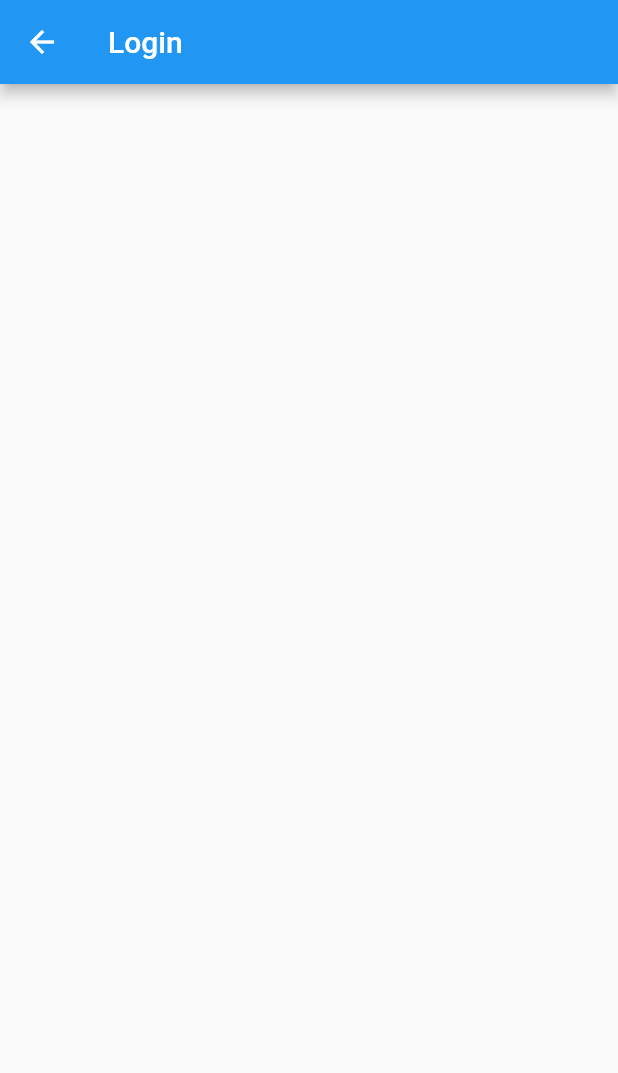
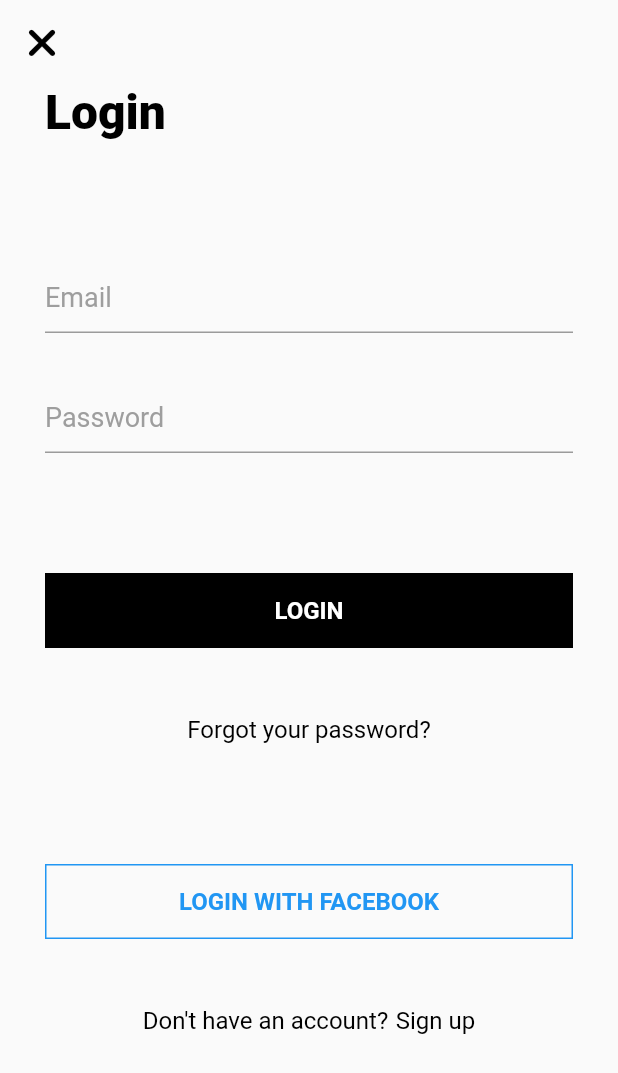
Before and after one commit to Davisdavy/flutter_dating, a Flutter app: the screen it shows after launch, after a tap on "Login", on a phone screen of 412 x 824 dp. Shown: the top 1073 px of the screen. Run offline on Flutter 3.47's test engine with Material 2 defaults, Android fonts, the phone set to English and light mode, and no system bars; our stand-ins replace font_awesome_flutter; network calls fail.

Commit message:
Login repository

```diff
--- /dev/null
+++ b/lib/models/user_model.dart
@@ -0,0 +1,561 @@
+// To parse this JSON data, do
+//
+//     final userModel = userModelFromJson(jsonString);
+
+import 'dart:convert';
+
+UserModel userModelFromJson(String str) => UserModel.fromJson(json.decode(str));
+
+String userModelToJson(UserModel data) => json.encode(data.toJson());
+
+class UserModel {
+  UserModel({
+    this.error,
+    this.message,
+    this.data,
+  });
+
+  bool? error;
+  String? message;
+  Data? data;
+
+  factory UserModel.fromJson(Map<String, dynamic> json) => UserModel(
+    error: json["error"],
+    message: json["message"],
+    data: Data.fromJson(json["data"]),
+  );
+
+  Map<String, dynamic> toJson() => {
+    "error": error,
+    "message": message,
+    "data": data!.toJson(),
+  };
+}
+
+class Company {
+  Company({
+    this.id,
+    this.oldId,
+    this.identifier,
+    this.refNumber,
+    this.name,
+    this.slug,
+    this.email,
+    this.aboutUs,
+    this.natureOfBusiness,
+    this.numberOfEmployees,
+    this.yearOfEstablishment,
+    this.entityId,
+    this.addedBy,
+    this.previouslyAddedBy,
+    this.referralSourceId,
+    this.isActive,
+    this.verified,
+    this.verifiedBy,
+    this.verifiedAt,
+    this.promoCode,
+    this.seoTitle,
+    this.seoDescription,
+    this.seoText,
+    this.createdAt,
+    this.updatedAt,
+    this.shopActivatedAt,
+    this.shopDeactivatedAt,
+    this.shopRevokedAt,
+    this.shopReactivatedAt,
+    this.shopStatus,
+    this.companyAdmin,
+    this.pivot,
+  });
+
+  int? id;
+  int? oldId;
+  String? identifier;
+  String? refNumber;
+  String? name;
+  String? slug;
+  String? email;
+  String? aboutUs;
+  String? natureOfBusiness;
+  int? numberOfEmployees;
+  int? yearOfEstablishment;
+  int? entityId;
+  int? addedBy;
+  dynamic previouslyAddedBy;
+  int? referralSourceId;
+  int? isActive;
+  int? verified;
+  dynamic verifiedBy;
+  dynamic verifiedAt;
+  dynamic promoCode;
+  dynamic seoTitle;
+  dynamic seoDescription;
+  dynamic seoText;
+  DateTime? createdAt;
+  DateTime? updatedAt;
+  dynamic shopActivatedAt;
+  dynamic shopDeactivatedAt;
+  dynamic shopRevokedAt;
+  dynamic shopReactivatedAt;
+  int? shopStatus;
+  Data? companyAdmin;
+  DataPivot? pivot;
+
+  factory Company.fromJson(Map<String, dynamic> json) => Company(
+    id: json["id"],
+    oldId: json["old_id"],
+    identifier: json["identifier"],
+    refNumber: json["ref_number"],
+    name: json["name"],
+    slug: json["slug"],
+    email: json["email"],
+    aboutUs: json["about_us"],
+    natureOfBusiness: json["nature_of_business"],
+    numberOfEmployees: json["number_of_employees"],
+    yearOfEstablishment: json["year_of_establishment"],
+    entityId: json["entity_id"],
+    addedBy: json["added_by"],
+    previouslyAddedBy: json["previously_added_by"],
+    referralSourceId: json["referral_source_id"],
+    isActive: json["is_active"],
+    verified: json["verified"],
+    verifiedBy: json["verified_by"],
+    verifiedAt: json["verified_at"],
+    promoCode: json["promo_code"],
+    seoTitle: json["seo_title"],
+    seoDescription: json["seo_description"],
+    seoText: json["seo_text"],
+    createdAt: DateTime.parse(json["created_at"]),
+    updatedAt: DateTime.parse(json["updated_at"]),
+    shopActivatedAt: json["shop_activated_at"],
+    shopDeactivatedAt: json["shop_deactivated_at"],
+    shopRevokedAt: json["shop_revoked_at"],
+    shopReactivatedAt: json["shop_reactivated_at"],
+    shopStatus: json["shop_status"],
+    companyAdmin: Data.fromJson(json["company_admin"]),
+    pivot: DataPivot.fromJson(json["pivot"]),
+  );
+
+  Map<String, dynamic> toJson() => {
+    "id": id,
+    "old_id": oldId,
+    "identifier": identifier,
+    "ref_number": refNumber,
+    "name": name,
+    "slug": slug,
+    "email": email,
+    "about_us": aboutUs,
+    "nature_of_business": natureOfBusiness,
+    "number_of_employees": numberOfEmployees,
+    "year_of_establishment": yearOfEstablishment,
+    "entity_id": entityId,
+    "added_by": addedBy,
+    "previously_added_by": previouslyAddedBy,
+    "referral_source_id": referralSourceId,
+    "is_active": isActive,
+    "verified": verified,
+    "verified_by": verifiedBy,
+    "verified_at": verifiedAt,
+    "promo_code": promoCode,
+    "seo_title": seoTitle,
+    "seo_description": seoDescription,
+    "seo_text": seoText,
+    "created_at": createdAt!.toIso8601String(),
+    "updated_at": updatedAt!.toIso8601String(),
+    "shop_activated_at": shopActivatedAt,
+    "shop_deactivated_at": shopDeactivatedAt,
+    "shop_revoked_at": shopRevokedAt,
+    "shop_reactivated_at": shopReactivatedAt,
+    "shop_status": shopStatus,
+    "company_admin": companyAdmin!.toJson(),
+    "pivot": pivot!.toJson(),
+  };
+}
+
+class Data {
+  Data({
+    this.id,
+    this.oldId,
+    this.identifier,
+    this.firstname,
+    this.lastname,
+    this.email,
+    this.phoneNumber,
+    this.altPhoneNumber,
+    this.username,
+    this.emailVerifiedAt,
+    this.avatar,
+    this.verified,
+    this.active,
+    this.addedBy,
+    this.countryId,
+    this.createdAt,
+    this.updatedAt,
+    this.currentSelectedCompanyUserRoleId,
+    this.currentSelectedCompanyId,
+    this.googleId,
+    this.phoneNumberVerifiedAt,
+    this.otp,
+    this.otpExpiresAt,
+    this.deletedAt,
+    this.emailOtp,
+    this.emailOtpExpiresAt,
+    this.reason,
+    this.region,
+    this.areaName,
+    this.deliveryType,
+    this.myRoles,
+    this.shippingAddress,
+    this.billingAddress,
+    this.companies,
+    this.roles,
+    this.pivot,
+  });
+
+  int? id;
+  int? oldId;
+  String? identifier;
+  String? firstname;
+  String? lastname;
+  String? email;
+  String? phoneNumber;
+  String? altPhoneNumber;
+  String? username;
+  DateTime? emailVerifiedAt;
+  String? avatar;
+  int? verified;
+  int? active;
+  int? addedBy;
+  int? countryId;
+  DateTime? createdAt;
+  DateTime? updatedAt;
+  int? currentSelectedCompanyUserRoleId;
+  int? currentSelectedCompanyId;
+  dynamic googleId;
+  DateTime? phoneNumberVerifiedAt;
+  dynamic otp;
+  dynamic otpExpiresAt;
+  dynamic deletedAt;
+  dynamic emailOtp;
+  dynamic emailOtpExpiresAt;
+  dynamic reason;
+  dynamic region;
+  dynamic areaName;
+  dynamic deliveryType;
+  List<Role>? myRoles;
+  List<ShippingAddress>? shippingAddress;
+  List<BillingAddress>? billingAddress;
+  List<Company>? companies;
+  List<Role>? roles;
+  DataPivot? pivot;
+
+  factory Data.fromJson(Map<String, dynamic> json) => Data(
+    id: json["id"],
+    oldId: json["old_id"],
+    identifier: json["identifier"],
+    firstname: json["firstname"],
+    lastname: json["lastname"],
+    email: json["email"],
+    phoneNumber: json["phone_number"],
+    altPhoneNumber: json["alt_phone_number"],
+    username: json["username"],
+    emailVerifiedAt: DateTime.parse(json["email_verified_at"]),
+    avatar: json["avatar"],
+    verified: json["verified"],
+    active: json["active"],
+    addedBy: json["added_by"],
+    countryId: json["country_id"],
+    createdAt: DateTime.parse(json["created_at"]),
+    updatedAt: DateTime.parse(json["updated_at"]),
+    currentSelectedCompanyUserRoleId: json["current_selected_company_user_role_id"],
+    currentSelectedCompanyId: json["current_selected_company_id"],
+    googleId: json["google_id"],
+    phoneNumberVerifiedAt: DateTime.parse(json["phone_number_verified_at"]),
+    otp: json["otp"],
+    otpExpiresAt: json["otp_expires_at"],
+    deletedAt: json["deleted_at"],
+    emailOtp: json["email_otp"],
+    emailOtpExpiresAt: json["email_otp_expires_at"],
+    reason: json["reason"],
+    region: json["region"],
+    areaName: json["area_name"],
+    deliveryType: json["delivery_type"],
+    myRoles: json["my_roles"] == null ? null : List<Role>.from(json["my_roles"].map((x) => Role.fromJson(x))),
+    shippingAddress: List<ShippingAddress>.from(json["shipping_address"].map((x) => ShippingAddress.fromJson(x))),
+    billingAddress: List<BillingAddress>.from(json["billing_address"].map((x) => BillingAddress.fromJson(x))),
+    companies: json["companies"] == null ? null : List<Company>.from(json["companies"].map((x) => Company.fromJson(x))),
+    roles: json["roles"] == null ? null : List<Role>.from(json["roles"].map((x) => Role.fromJson(x))),
+    pivot: json["pivot"] == null ? null : DataPivot.fromJson(json["pivot"]),
+  );
+
+  Map<String, dynamic> toJson() => {
+    "id": id,
+    "old_id": oldId,
+    "identifier": identifier,
+    "firstname": firstname,
+    "lastname": lastname,
+    "email": email,
+    "phone_number": phoneNumber,
+    "alt_phone_number": altPhoneNumber,
+    "username": username,
+    "email_verified_at": emailVerifiedAt!.toIso8601String(),
+    "avatar": avatar,
+    "verified": verified,
+    "active": active,
+    "added_by": addedBy,
+    "country_id": countryId,
+    "created_at": createdAt!.toIso8601String(),
+    "updated_at": updatedAt!.toIso8601String(),
+    "current_selected_company_user_role_id": currentSelectedCompanyUserRoleId,
+    "current_selected_company_id": currentSelectedCompanyId,
+    "google_id": googleId,
+    "phone_number_verified_at": phoneNumberVerifiedAt!.toIso8601String(),
+    "otp": otp,
+    "otp_expires_at": otpExpiresAt,
+    "deleted_at": deletedAt,
+    "email_otp": emailOtp,
+    "email_otp_expires_at": emailOtpExpiresAt,
+    "reason": reason,
+    "region": region,
+    "area_name": areaName,
+    "delivery_type": deliveryType,
+    "my_roles": myRoles == null ? null : List<dynamic>.from(myRoles!.map((x) => x.toJson())),
+    "shipping_address": List<dynamic>.from(shippingAddress!.map((x) => x.toJson())),
+    "billing_address": List<dynamic>.from(billingAddress!.map((x) => x.toJson())),
+    "companies": companies == null ? null : List<dynamic>.from(companies!.map((x) => x.toJson())),
+    "roles": roles == null ? null : List<dynamic>.from(roles!.map((x) => x.toJson())),
+    "pivot": pivot == null ? null : pivot!.toJson(),
+  };
+}
+
+class DataPivot {
+  DataPivot({
+    this.companyId,
+    this.userId,
+    this.createdAt,
+    this.updatedAt,
+    this.role,
+  });
+
+  int? companyId;
+  int? userId;
+  DateTime? createdAt;
+  DateTime? updatedAt;
+  String? role;
+
+  factory DataPivot.fromJson(Map<String, dynamic> json) => DataPivot(
+    companyId: json["company_id"],
+    userId: json["user_id"],
+    createdAt: DateTime.parse(json["created_at"]),
+    updatedAt: DateTime.parse(json["updated_at"]),
+    role: json["role"],
+  );
+
+  Map<String, dynamic> toJson() => {
+    "company_id": companyId,
+    "user_id": userId,
+    "created_at": createdAt!.toIso8601String(),
+    "updated_at": updatedAt!.toIso8601String(),
+    "role": role,
+  };
+}
+
+class BillingAddress {
+  BillingAddress({
+    this.id,
+    this.userId,
+    this.billingAddressDefault,
+    this.firstname,
+    this.lastname,
+    this.email,
+    this.phone,
+    this.address,
+    this.postalCode,
+    this.createdAt,
+    this.updatedAt,
+    this.deletedAt,
+  });
+
+  int? id;
+  int? userId;
+  int? billingAddressDefault;
+  String? firstname;
+  String? lastname;
+  dynamic email;
+  String? phone;
+  String? address;
+  String? postalCode;
+  DateTime? createdAt;
+  DateTime? updatedAt;
+  dynamic deletedAt;
+
+  factory BillingAddress.fromJson(Map<String, dynamic> json) => BillingAddress(
+    id: json["id"],
+    userId: json["user_id"],
+    billingAddressDefault: json["default"],
+    firstname: json["firstname"],
+    lastname: json["lastname"],
+    email: json["email"],
+    phone: json["phone"],
+    address: json["address"],
+    postalCode: json["postal_code"],
+    createdAt: DateTime.parse(json["created_at"]),
+    updatedAt: DateTime.parse(json["updated_at"]),
+    deletedAt: json["deleted_at"],
+  );
+
+  Map<String, dynamic> toJson() => {
+    "id": id,
+    "user_id": userId,
+    "default": billingAddressDefault,
+    "firstname": firstname,
+    "lastname": lastname,
+    "email": email,
+    "phone": phone,
+    "address": address,
+    "postal_code": postalCode,
+    "created_at": createdAt!.toIso8601String(),
+    "updated_at": updatedAt!.toIso8601String(),
+    "deleted_at": deletedAt,
+  };
+}
+
+class Role {
+  Role({
+    this.id,
+    this.name,
+    this.guardName,
+    this.createdAt,
+    this.updatedAt,
+    this.pivot,
+  });
+
+  int? id;
+  String? name;
+  String? guardName;
+  DateTime? createdAt;
+  DateTime? updatedAt;
+  MyRolePivot? pivot;
+
+  factory Role.fromJson(Map<String, dynamic> json) => Role(
+    id: json["id"],
+    name: json["name"],
+    guardName: json["guard_name"],
+    createdAt: DateTime.parse(json["created_at"]),
+    updatedAt: DateTime.parse(json["updated_at"]),
+    pivot: MyRolePivot.fromJson(json["pivot"]),
+  );
+
+  Map<String, dynamic> toJson() => {
+    "id": id,
+    "name": name,
+    "guard_name": guardName,
+    "created_at": createdAt!.toIso8601String(),
+    "updated_at": updatedAt!.toIso8601String(),
+    "pivot": pivot!.toJson(),
+  };
+}
+
+class MyRolePivot {
+  MyRolePivot({
+    this.modelId,
+    this.roleId,
+    this.modelType,
+  });
+
+  int? modelId;
+  int? roleId;
+  String? modelType;
+
+  factory MyRolePivot.fromJson(Map<String, dynamic> json) => MyRolePivot(
+    modelId: json["model_id"],
+    roleId: json["role_id"],
+    modelType: json["model_type"],
+  );
+
+  Map<String, dynamic> toJson() => {
+    "model_id": modelId,
+    "role_id": roleId,
+    "model_type": modelType,
+  };
+}
+
+class ShippingAddress {
+  ShippingAddress({
+    this.id,
+    this.userId,
+    this.shippingAddressDefault,
+    this.firstname,
+    this.lastname,
+    this.phone,
+    this.email,
+    this.latitude,
+    this.longitude,
+    this.address,
+    this.postalCode,
+    this.createdAt,
+    this.updatedAt,
+    this.deletedAt,
+    this.region,
+    this.areaName,
+    this.deliveryType,
+  });
+
+  int? id;
+  int? userId;
+  int? shippingAddressDefault;
+  String? firstname;
+  String? lastname;
+  String? phone;
+  String? email;
+  String? latitude;
+  String? longitude;
+  String? address;
+  String? postalCode;
+  DateTime? createdAt;
+  DateTime? updatedAt;
+  dynamic deletedAt;
+  String? region;
+  String? areaName;
+  int? deliveryType;
+
+  factory ShippingAddress.fromJson(Map<String, dynamic> json) => ShippingAddress(
+    id: json["id"],
+    userId: json["user_id"],
+    shippingAddressDefault: json["default"],
+    firstname: json["firstname"],
+    lastname: json["lastname"],
+    phone: json["phone"] == null ? null : json["phone"],
+    email: json["email"] == null ? null : json["email"],
+    latitude: json["latitude"],
+    longitude: json["longitude"],
+    address: json["address"],
+    postalCode: json["postal_code"],
+    createdAt: DateTime.parse(json["created_at"]),
+    updatedAt: DateTime.parse(json["updated_at"]),
+    deletedAt: json["deleted_at"],
+    region: json["region"],
+    areaName: json["area_name"],
+    deliveryType: json["delivery_type"],
+  );
+
+  Map<String, dynamic> toJson() => {
+    "id": id,
+    "user_id": userId,
+    "default": shippingAddressDefault,
+    "firstname": firstname,
+    "lastname": lastname,
+    "phone": phone == null ? null : phone,
+    "email": email == null ? null : email,
+    "latitude": latitude,
+    "longitude": longitude,
+    "address": address,
+    "postal_code": postalCode,
+    "created_at": createdAt!.toIso8601String(),
+    "updated_at": updatedAt!.toIso8601String(),
+    "deleted_at": deletedAt,
+    "region": region,
+    "area_name": areaName,
+    "delivery_type": deliveryType,
+  };
+}
--- a/lib/views/login_screen.dart
+++ b/lib/views/login_screen.dart
@@ -1,4 +1,6 @@
+import 'package:dating/repository/login_repository.dart';
 import 'package:flutter/material.dart';
+import 'package:font_awesome_flutter/font_awesome_flutter.dart';
 
 class LoginScreen extends StatefulWidget {
   const LoginScreen({Key? key}) : super(key: key);
@@ -8,11 +10,93 @@ class LoginScreen extends StatefulWidget {
 }
 
 class _LoginScreenState extends State<LoginScreen> {
+  final TextEditingController emailController = TextEditingController();
+  final TextEditingController passwordController =TextEditingController();
   @override
   Widget build(BuildContext context) {
+    final Size size = MediaQuery.of(context).size;
     return Scaffold(
       appBar: AppBar(
-        title: Text("Login"),
+        backgroundColor: Colors.transparent,
+        elevation: 0,
+        leading: GestureDetector(
+          onTap:(){
+            ///Go back to welcome screen here
+            ///Pop route
+            Navigator.of(context).pop();//will pop the current page an back to the previous page
+
+          },
+            child: const Icon(
+          FontAwesomeIcons.xmark,
+          color: Colors.black,
+          size: 28.0,
+        )),
+      ),
+      body: SingleChildScrollView(
+        child: Padding(
+          padding: const EdgeInsets.symmetric(horizontal: 30.0),
+          child: Column(
+            mainAxisAlignment: MainAxisAlignment.start,
+            crossAxisAlignment: CrossAxisAlignment.start,
+            children:  [
+              const Text("Login", style: TextStyle(fontWeight: FontWeight.w800, fontSize: 32, color: Colors.black),),
+              const SizedBox(height: 80.0,),
+              TextFormField(
+                controller: emailController,
+                keyboardType: TextInputType.emailAddress,
+                decoration: const InputDecoration(
+                  hintText: "Email",
+                  hintStyle: TextStyle(color: Colors.grey, fontSize: 18.0)
+                ),
+              ),
+              const SizedBox(height: 32.0,),
+              TextFormField(
+                controller: passwordController,
+                obscureText: true,
+                decoration: const InputDecoration(
+                    hintText: "Password",
+                    hintStyle: TextStyle(color: Colors.grey, fontSize: 18.0)
+                ),
+              ),
+              const SizedBox(height: 80.0,),
+
+              GestureDetector(
+                onTap: (){
+                  //Login request
+                  LoginRepository().postUserData(emailController.text, passwordController.text);
+                },
+                child: Container(
+                  height: 50.0,
+                  width: size.width,
+                  color: Colors.black,
+                  child: const Center(child:  Text("LOGIN", style: TextStyle(color: Colors.white, fontWeight: FontWeight.w700, fontSize: 16),)),
+                ),
+              ),
+              const SizedBox(height: 45.0,),
+              const Center(child: Text("Forgot your password?", style: TextStyle(fontWeight: FontWeight.w400, fontSize: 16, color: Colors.black),)),
+              const SizedBox(height: 80.0,),
+              Container(
+                height: 50.0,
+                width: size.width,
+               decoration: BoxDecoration(
+                 border: Border.all(color: Colors.blue,)
+               ),
+                child: const Center(child:  Text("LOGIN WITH FACEBOOK", style: TextStyle(color: Colors.blue, fontWeight: FontWeight.w700, fontSize: 16),)),
+              ),
+              const SizedBox(height: 45.0,),
+               Row(
+                 mainAxisAlignment: MainAxisAlignment.center,
+                children: const [
+                  Text("Don't have an account?", style: TextStyle(fontWeight: FontWeight.w400, fontSize: 16, color: Colors.black),),
+                  SizedBox(width: 5.0,),
+                  Text("Sign up", style: TextStyle(fontWeight: FontWeight.w400, fontSize: 16, color: Colors.black),),
+
+                ],
+              ),
+
+            ],
+          ),
+        ),
       ),
     );
   }
```
Also changed, not shown: lib/repository/login_repository.dart (added, +35 -0 lines), pubspec.lock, 1 other file.
